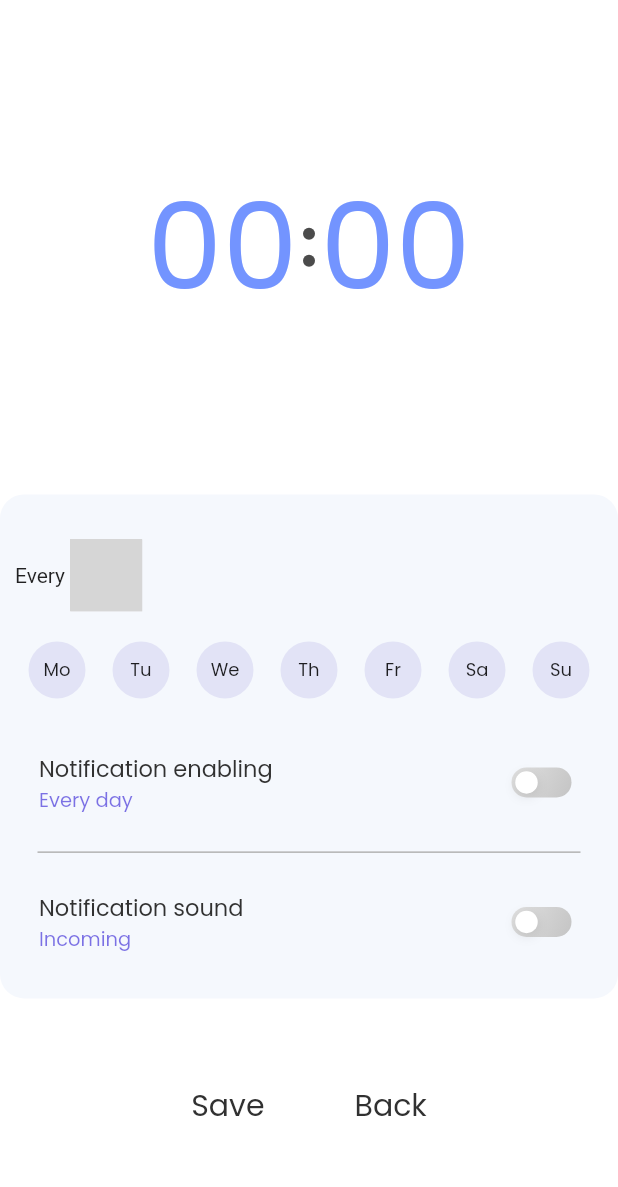
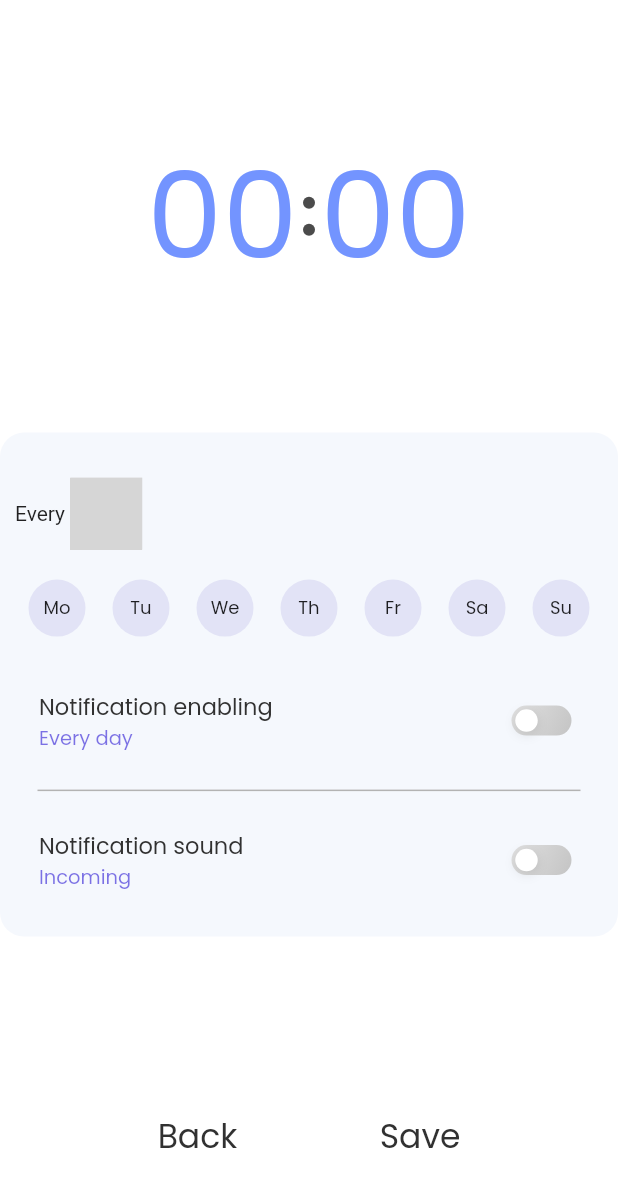
Before and after one commit to veropov/Train, a Flutter app: the ChangeTarget screen opened directly, on a phone screen of 412 x 824 dp. Shown: the top 1187 px of the screen. Run offline on Flutter 3.47's test engine with Material 2 defaults, Android fonts, the phone set to English and light mode, and no system bars; drawn by our look-alikes of carousel_slider; our stand-ins replace fl_chart, flutter_svg, lite_rolling_switch, percent_indicator; grey boxes are pictures that could not be loaded.

Commit message:
update targets

```diff
--- a/lib/pages/DashBoard/Activity traker/Change_target/ChangeTarget_sleep.dart
+++ b/lib/pages/DashBoard/Activity traker/Change_target/ChangeTarget_sleep.dart
@@ -48,14 +48,14 @@ class _ChangeTargetState extends State<ChangeTarget> {
       else Text('$i', style: TextStyle(fontSize: 80, height: 1.5, fontWeight: FontWeight.w400, color: Color.fromARGB(255, 115, 148, 255), fontFamily: "Poppins"), textAlign: TextAlign.left),
   ];
 
-  Widget Case(widthScreen) => Row(
+  Widget Case(widthScreen, heightScreen) => Row(
     crossAxisAlignment: CrossAxisAlignment.center,
     mainAxisAlignment: MainAxisAlignment.center,
     children: [
       Container(
         alignment: Alignment.centerRight,
         width: widthScreen * 0.4,
-        height: 280,
+        height: heightScreen*0.4,
         child: CarouselSlider.builder(
           options: CarouselOptions(
             height: 150,
@@ -93,7 +93,7 @@ class _ChangeTargetState extends State<ChangeTarget> {
       Container(
         alignment: Alignment.centerLeft,
         width: widthScreen * 0.4,
-        height: 280,
+        height: heightScreen*0.4,
         child: CarouselSlider.builder(
           options: CarouselOptions(
             height: 150,
@@ -121,9 +121,9 @@ class _ChangeTargetState extends State<ChangeTarget> {
           crossAxisAlignment: CrossAxisAlignment.center,
           children: [
             Container(
-              height: heightScreen*0.4,
+              height: heightScreen*0.35,
               color: Colors.transparent,
-                child: Case(widthScreen),
+                child: Case(widthScreen, heightScreen),
             ),
             Container(
               width: double.infinity,
@@ -196,37 +196,39 @@ class _ChangeTargetState extends State<ChangeTarget> {
                 ],),
               )
             ),
-          SizedBox(height: heightScreen * 0.05),
-            Row(
+          SizedBox(
+            height: heightScreen*0.2,
+            child: Row(
               mainAxisAlignment: MainAxisAlignment.center,
-              crossAxisAlignment: CrossAxisAlignment.center,
+              crossAxisAlignment: CrossAxisAlignment.end,
               children: [
                 ElevatedButton(
                   style: ElevatedButton.styleFrom(
                     primary: Colors.transparent,
                     onPrimary: Color.fromARGB(255, 49, 49, 49),
                     shadowColor: Colors.transparent,
-                    padding: EdgeInsets.all(15),
+                    padding: EdgeInsets.symmetric(horizontal: 25, vertical: 15)
 
                 ),
                 onPressed: () {
                   Navigator.pop(context, MaterialPageRoute(builder: (context) => ListTarget()));
                 },
-                child: Text('Save', style: TextStyle(fontSize: 20, height: 1.5, fontWeight: FontWeight.w400, fontFamily: "Poppins"))),
-                SizedBox(width: 30),
+                child: Text('Back', style: TextStyle(fontSize: 22, height: 1.5, fontWeight: FontWeight.w400, fontFamily: "Poppins"))),
+                SizedBox(width: 45),
                 ElevatedButton(
                   style: ElevatedButton.styleFrom(
                     primary: Colors.transparent,
                     onPrimary: Color.fromARGB(255, 49, 49, 49),
                     shadowColor: Colors.transparent,
-                    padding: EdgeInsets.all(15)
+                    padding: EdgeInsets.symmetric(horizontal: 25, vertical: 15)
                 ),
                 onPressed: () {
                   Navigator.pop(context, MaterialPageRoute(builder: (context) => ListTarget()));
                 },
-                child: Text('Back', style: TextStyle(fontSize: 20, height: 1.5, fontWeight: FontWeight.w400, fontFamily: "Poppins")))
+                child: Text('Save', style: TextStyle(fontSize: 22, height: 1.5, fontWeight: FontWeight.w400, fontFamily: "Poppins")))
               ],
-            )
+            ),
+          )
         ],)
       )
     );
```
Also changed, not shown: lib/pages/DashBoard/Activity traker/Activity_traker.dart (+30 -50 lines), lib/pages/DashBoard/Activity traker/Change_target/ChangeTarget_steps.dart (+12 -10 lines).
